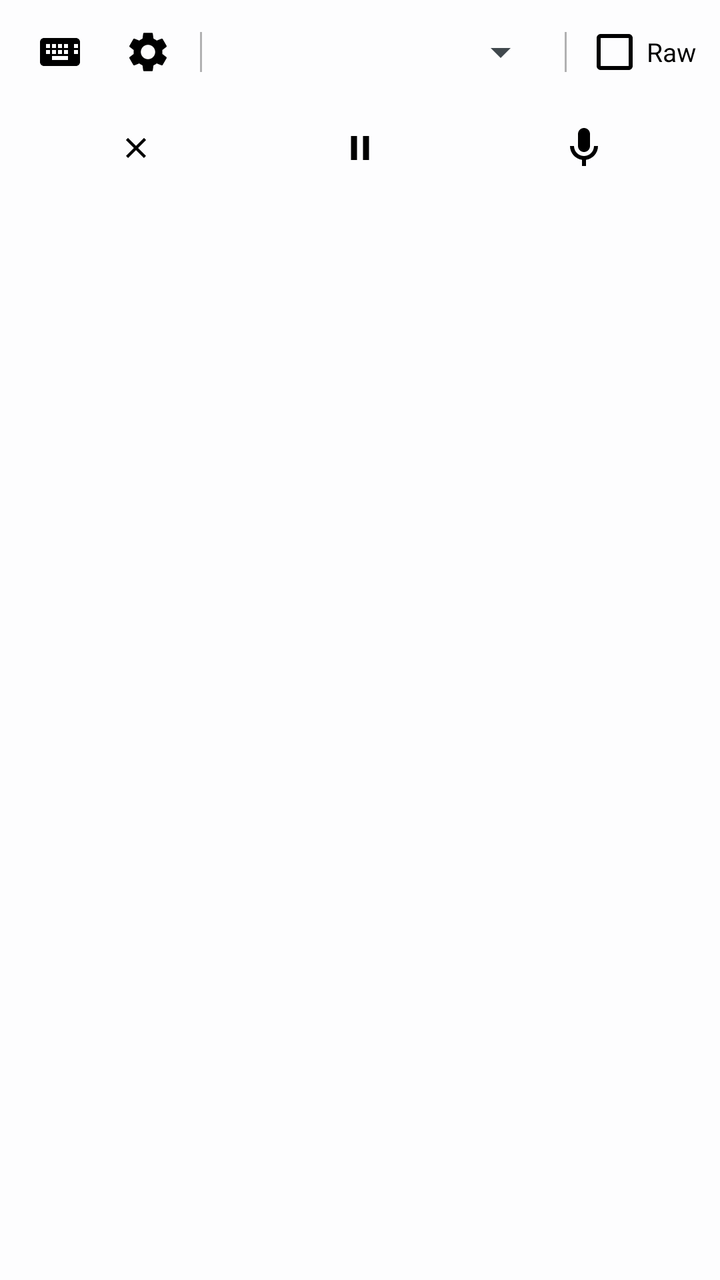
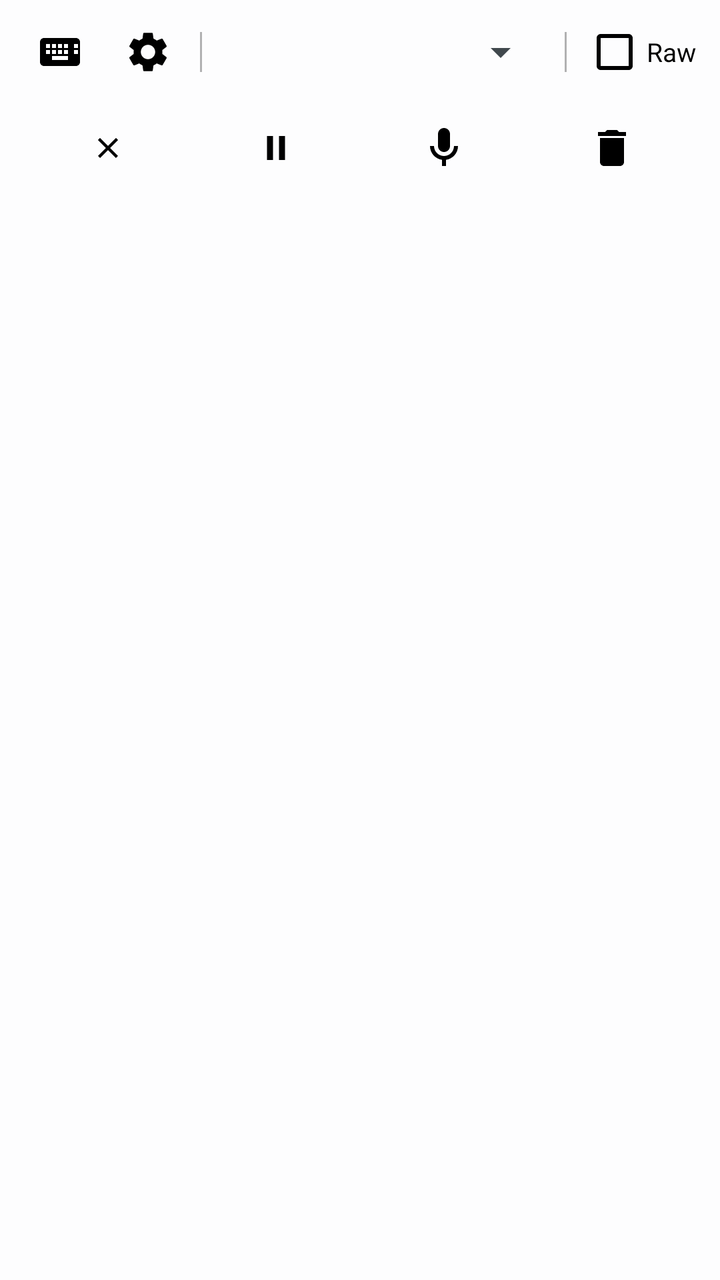

Screens rendered from an Android XML layout before and after an edit, with the pre-edit source and the edit as a unified diff.
<!-- AndroidManifest.xml: application theme Theme.PolishedRecognition.Plain -->
<!-- res/layout/ime_voice_input.xml -->
<?xml version="1.0" encoding="utf-8"?>
<LinearLayout xmlns:android="http://schemas.android.com/apk/res/android"
    android:id="@+id/ime_root"
    android:layout_width="match_parent"
    android:layout_height="wrap_content"
    android:orientation="vertical"
    android:background="@color/recording_overlay"
    android:paddingStart="12dp"
    android:paddingEnd="12dp"
    android:paddingTop="8dp"
    android:paddingBottom="8dp">

    <LinearLayout
        android:id="@+id/ime_row_top"
        android:layout_width="match_parent"
        android:layout_height="wrap_content"
        android:orientation="horizontal"
        android:gravity="center_vertical"
        android:layout_marginBottom="6dp">

        <ImageButton
            android:id="@+id/ime_switch_keyboard_button"
            android:layout_width="36dp"
            android:layout_height="36dp"
            android:layout_marginEnd="8dp"
            android:src="@drawable/ic_keyboard"
            android:background="@null"
            android:contentDescription="@string/ime_switch_keyboard_desc"
            android:scaleType="centerInside" />

        <ImageButton
            android:id="@+id/ime_settings_button"
            android:layout_width="36dp"
            android:layout_height="36dp"
            android:src="@drawable/ic_settings"
            android:background="@null"
            android:contentDescription="@string/ime_settings_desc"
            android:scaleType="centerInside" />

        <View
            android:layout_width="1dp"
            android:layout_height="20dp"
            android:background="@color/recording_divider"
            android:layout_marginStart="8dp"
            android:layout_marginEnd="8dp" />

        <Spinner
            android:id="@+id/ime_language_spinner"
            android:layout_width="0dp"
            android:layout_weight="1"
            android:layout_height="wrap_content" />

        <View
            android:id="@+id/ime_quick_settings_divider"
            android:layout_width="1dp"
            android:layout_height="20dp"
            android:background="@color/recording_divider"
            android:layout_marginStart="8dp"
            android:layout_marginEnd="8dp" />

        <TextView
            android:id="@+id/ime_rec_timer"
            android:layout_width="wrap_content"
            android:layout_height="wrap_content"
            android:text=""
            android:textColor="@color/recording_text_primary"
            android:textSize="13sp"
            android:fontFamily="monospace"
            android:visibility="gone" />

        <View
            android:id="@+id/ime_rec_timer_divider"
            android:layout_width="1dp"
            android:layout_height="20dp"
            android:background="@color/recording_divider"
            android:layout_marginStart="8dp"
            android:layout_marginEnd="8dp"
            android:visibility="gone" />

        <CheckBox
            android:id="@+id/ime_raw"
            android:layout_width="wrap_content"
            android:layout_height="wrap_content"
            android:text="@string/quick_raw"
            android:textColor="@color/recording_text_primary"
            android:textSize="13sp"
            android:buttonTint="@color/recording_text_primary" />

        <TextView
            android:id="@+id/ime_stage_text"
            android:layout_width="0dp"
            android:layout_weight="1"
            android:layout_height="wrap_content"
            android:text=""
            android:textColor="@color/recording_text_primary"
            android:textSize="15sp"
            android:layout_marginStart="8dp"
            android:visibility="gone"
            android:gravity="center_vertical" />

    </LinearLayout>

    <LinearLayout
        android:id="@+id/ime_row_buttons"
        android:layout_width="match_parent"
        android:layout_height="wrap_content"
        android:orientation="horizontal"
        android:gravity="center">

        <ImageButton
            android:id="@+id/ime_cancel_button"
            android:layout_width="0dp"
            android:layout_weight="1"
            android:layout_height="48dp"
            android:src="@drawable/ic_close"
            android:tint="@color/recording_icon_tint"
            android:background="?android:attr/selectableItemBackgroundBorderless"
            android:contentDescription="@string/ime_cancel_desc"
            android:scaleType="centerInside" />

        <ImageButton
            android:id="@+id/ime_pause_resume_button"
            android:layout_width="0dp"
            android:layout_weight="1"
            android:layout_height="48dp"
            android:src="@drawable/ic_pause"
            android:tint="@color/recording_icon_tint"
            android:background="?android:attr/selectableItemBackgroundBorderless"
            android:contentDescription="@string/ime_pause_desc"
            android:scaleType="centerInside" />

        <ImageButton
            android:id="@+id/ime_mic_send_button"
            android:layout_width="0dp"
            android:layout_weight="1"
            android:layout_height="48dp"
            android:src="@drawable/ic_mic"
            android:tint="@color/recording_icon_tint"
            android:background="?android:attr/selectableItemBackgroundBorderless"
            android:contentDescription="@string/ime_mic_desc"
            android:scaleType="centerInside" />

    </LinearLayout>
</LinearLayout>
<!-- resources referenced by this layout -->
<resources>
  <color name="recording_divider">#4D000000</color>
  <color name="recording_icon_tint">#000000</color>
  <color name="recording_overlay">#E6FFFFFF</color>
  <color name="recording_text_primary">#000000</color>
  <!-- drawable ic_close (drawable) -->
  <vector xmlns:android="http://schemas.android.com/apk/res/android"
      android:width="18dp"
      android:height="18dp"
      android:viewportWidth="24"
      android:viewportHeight="24">
      <path
          android:strokeColor="#FFFFFF"
          android:strokeWidth="2"
          android:pathData="M18,6L6,18M6,6L18,18"/>
  </vector>
  <!-- drawable ic_keyboard (drawable) -->
  <vector xmlns:android="http://schemas.android.com/apk/res/android"
      android:width="24dp"
      android:height="24dp"
      android:viewportWidth="24"
      android:viewportHeight="24"
      android:tint="@color/recording_icon_tint">
      <path
          android:fillColor="#FF000000"
          android:pathData="M20,5H4c-1.1,0 -1.99,0.9 -1.99,2L2,17c0,1.1,0.9,2 2,2h16c1.1,0 2,-0.9 2,-2V7c0,-1.1,-0.9,-2,-2,-2zM11,8h2v2h-2V8zM11,11h2v2h-2v-2zM8,8h2v2H8V8zM8,11h2v2H8v-2zM5,11h2v2H5v-2zM5,8h2v2H5V8zM8,14h8v2H8v-2zM14,11h2v2h-2v-2zM14,8h2v2h-2V8zM19,11h2v2h-2v-2zM19,8h2v2h-2V8z" />
  </vector>
  <!-- drawable ic_mic (drawable) -->
  <vector xmlns:android="http://schemas.android.com/apk/res/android"
      android:width="24dp"
      android:height="24dp"
      android:viewportWidth="24"
      android:viewportHeight="24"
      android:tint="@color/recording_icon_tint">
      <path
          android:fillColor="#FF000000"
          android:pathData="M12,14c1.66,0 3,-1.34 3,-3V5c0,-1.66 -1.34,-3 -3,-3S9,3.34 9,5v6C9,12.66 10.34,14 12,14zM17,11c0,2.76 -2.24,5 -5,5s-5,-2.24 -5,-5H5c0,3.53 2.61,6.43 6,6.92V21h2v-3.08c3.39,-0.49 6,-3.39 6,-6.92H17z" />
  </vector>
  <!-- drawable ic_pause (drawable) -->
  <vector xmlns:android="http://schemas.android.com/apk/res/android"
      android:width="18dp"
      android:height="18dp"
      android:viewportWidth="24"
      android:viewportHeight="24">
      <path
          android:fillColor="#FFFFFF"
          android:pathData="M6,4h4v16H6V4zM14,4h4v16h-4V4z"/>
  </vector>
  <string name="ime_cancel_desc">Cancel</string>
  <string name="ime_mic_desc">Record</string>
  <string name="ime_pause_desc">Pause</string>
  <string name="ime_settings_desc">Settings</string>
  <string name="ime_switch_keyboard_desc">Switch keyboard</string>
  <string name="quick_raw">Raw</string>
  <style name="Theme.PolishedRecognition.Plain" parent="@android:style/Theme.DeviceDefault.DayNight">
          <item name="android:windowNoTitle">true</item>
          <item name="android:windowActionBar">false</item>
      </style>
  <!-- unchanged entries left out for length: 1 -->
</resources>

<!-- the commit's change to res/layout/ime_voice_input.xml (unified diff, before → after) -->
@@ -140,5 +140,16 @@
             android:contentDescription="@string/ime_mic_desc"
             android:scaleType="centerInside" />
 
+        <ImageButton
+            android:id="@+id/ime_flush_button"
+            android:layout_width="0dp"
+            android:layout_weight="1"
+            android:layout_height="48dp"
+            android:src="@drawable/ic_delete"
+            android:tint="@color/recording_icon_tint"
+            android:background="?android:attr/selectableItemBackgroundBorderless"
+            android:contentDescription="@string/ime_flush_desc"
+            android:scaleType="centerInside" />
+
     </LinearLayout>
 </LinearLayout>
<!-- resource entries referenced after the edit -->
@@ -14,6 +14,18 @@
           android:strokeColor="#FFFFFF"
           android:strokeWidth="2"
           android:pathData="M18,6L6,18M6,6L18,18"/>
+  </vector>
+  <!-- drawable ic_delete (drawable) -->
+  <?xml version="1.0" encoding="utf-8"?>
+  <vector xmlns:android="http://schemas.android.com/apk/res/android"
+      android:width="24dp"
+      android:height="24dp"
+      android:viewportWidth="24"
+      android:viewportHeight="24"
+      android:tint="#FFFFFF">
+      <path
+          android:fillColor="@android:color/white"
+          android:pathData="M6,19c0,1.1 0.9,2 2,2h8c1.1,0 2,-0.9 2,-2V7H6v12zM19,4h-3.5l-1,-1h-5l-1,1H5v2h14V4z" />
   </vector>
   <!-- drawable ic_keyboard (drawable) -->
   <vector xmlns:android="http://schemas.android.com/apk/res/android"
@@ -48,6 +60,7 @@
           android:pathData="M6,4h4v16H6V4zM14,4h4v16h-4V4z"/>
   </vector>
   <string name="ime_cancel_desc">Cancel</string>
+  <string name="ime_flush_desc">Discard recording</string>
   <string name="ime_mic_desc">Record</string>
   <string name="ime_pause_desc">Pause</string>
   <string name="ime_settings_desc">Settings</string>
